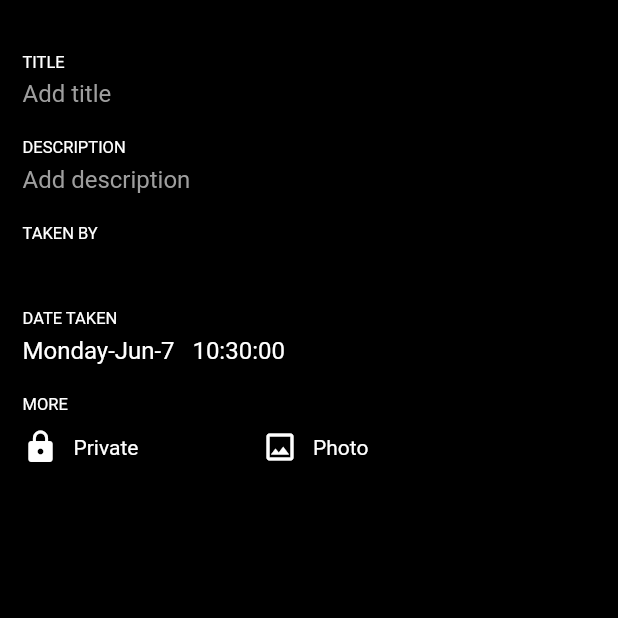
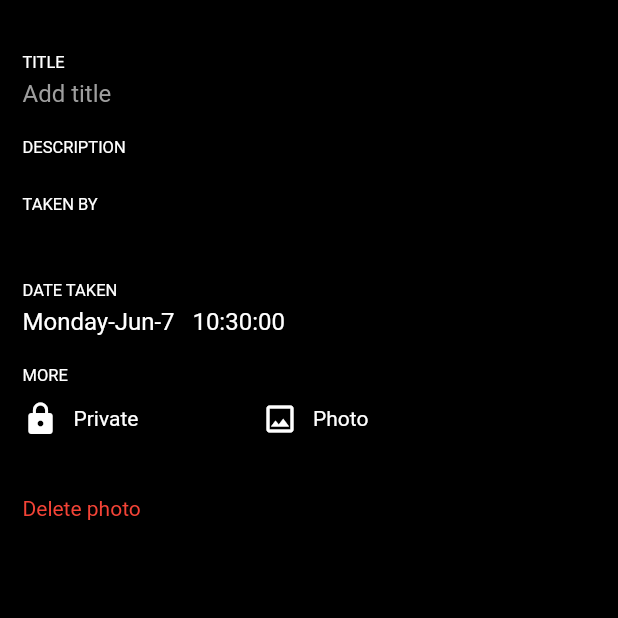
Before and after one commit to mohamed-halemo/Software-Project, a Flutter app: the ImageInfoScreen screen opened directly with empty values, on a phone screen of 412 x 824 dp, the top half of it. Run offline on Flutter 3.47's test engine with Material 2 defaults, Android fonts, the phone set to English and light mode, and no system bars; our stand-ins replace dio, flutter_swiper, permission_handler, photo_view, shared_preferences and 2 more; missing offline and left inert: bitmap, camerawesome, charcode, circle_wheel_scroll, dart:ffi, onesignal_flutter and 2 more; accounts and stored records are empty; Roboto replaces fonts that are missing (Rubik).

Commit message:
delete photo placeholder

```diff
--- a/android_flickr/lib/screens/image_info_screen.dart
+++ b/android_flickr/lib/screens/image_info_screen.dart
@@ -136,7 +136,8 @@ class ImageInfoScreenState extends State<ImageInfoScreen> {
               SizedBox(
                 height: 5,
               ),
-              Align(
+              widget.isFromPersonalProfile
+                  ? Align(
                       alignment: Alignment.centerLeft,
                       child: Text(
                         widget.postDetails.description == ''
@@ -150,7 +151,8 @@ class ImageInfoScreenState extends State<ImageInfoScreen> {
                           fontSize: 16,
                         ),
                       ),
-              ),
+                    )
+                  : Container(),
               SizedBox(
                 height: 20,
               ),
@@ -329,6 +331,24 @@ class ImageInfoScreenState extends State<ImageInfoScreen> {
                         ],
                       ),
               ),
+              SizedBox(
+                height: 40,
+              ),
+              Align(
+                alignment: Alignment.centerLeft,
+                child: GestureDetector(
+                  onTap: () {
+                    Navigator.pop(context);
+                    Navigator.pop(context);
+                  },
+                  child: Text(
+                    'Delete photo',
+                    style: TextStyle(
+                      color: Colors.red,
+                    ),
+                  ),
+                ),
+              )
             ],
           ),
         ),
--- a/android_flickr/lib/widgets/camera_roll.dart
+++ b/android_flickr/lib/widgets/camera_roll.dart
@@ -47,8 +47,10 @@ class CameraRollState extends State<CameraRoll> {
     if (isinit)
       await Provider.of<Posts>(context).mianServerCameraRoll().then((value) {
         isinit = false;
+        print(postsToDisplay.first.dateTaken);
         gridDates.add(postsToDisplay.first.dateTaken);
         for (var i = 0; i < postsToDisplay.length; i++) {
+          print(postsToDisplay[i].dateTaken);
           if (!gridDates.contains(postsToDisplay[i].dateTaken)) {
             gridDates.add(postsToDisplay[i].dateTaken);
           }
```
Also changed, not shown: android_flickr/lib/providers/flickr_posts.dart (+17 -11 lines). Lines whose indentation alone changed are shown as unchanged.
